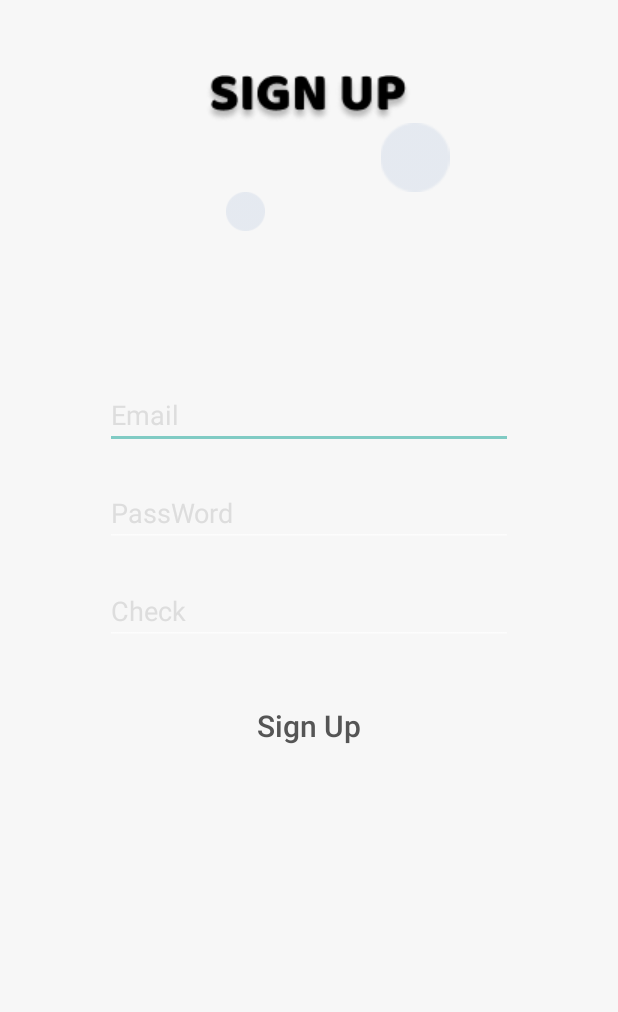
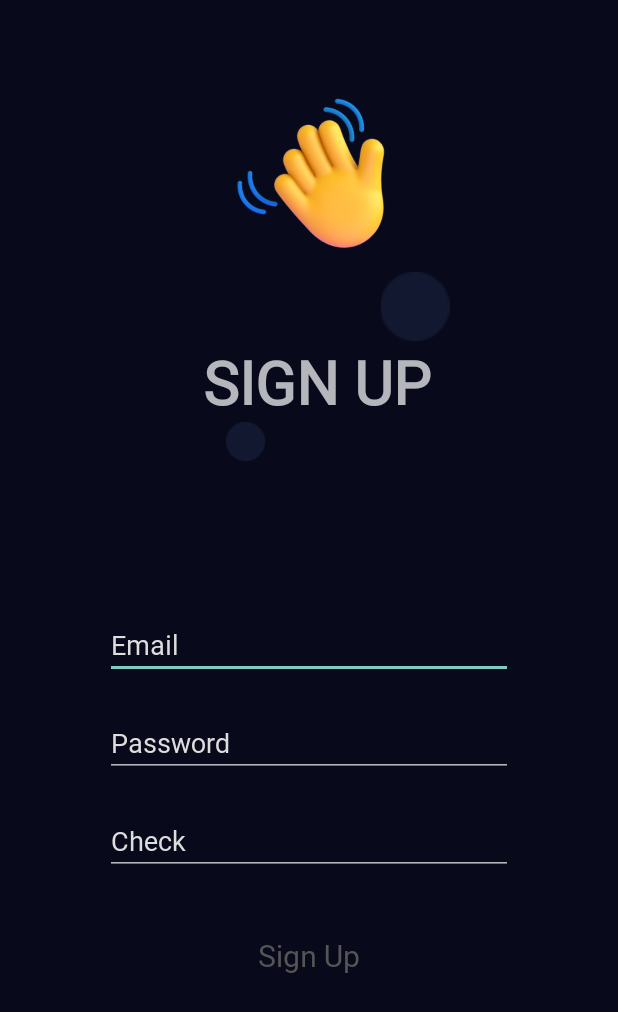
Before and after one commit to tun111-jun/VSMR, an Android app: the Sign_up screen opened directly, with no data from a screen before it, on a phone screen of 412 x 824 dp. Shown: the top 1012 px of the screen. Run offline under Robolectric (Android 15) with nearby library versions, the phone set to English and light mode, and no system bars; our stand-ins replace Firebase (no records; nobody signed in at launch, a user with empty details on screens opened directly).

Commit message:
UI변경

```diff
--- a/app/src/main/res/drawable/roundborder.xml
+++ b/app/src/main/res/drawable/roundborder.xml
@@ -1,8 +1,9 @@
 <?xml version="1.0" encoding="utf-8"?>
 <shape xmlns:android="http://schemas.android.com/apk/res/android">
-    <solid android:color="#E7EAF6"/>
+<!--    <solid android:color="#E7EAF6"/>-->
+    <solid android:color="@color/yellow"/>
 
-    <stroke android:width="3dip" android:color="#E7EAF6" />
+<!--    <stroke android:width="3dip" android:color="#E7EAF6" />-->
     <corners android:radius="10dp"/>
     <padding android:left="3dip" android:top="3dip" android:right="3dip" android:bottom="3dip" />
 
--- a/app/src/main/res/drawable/roundborder2.xml
+++ b/app/src/main/res/drawable/roundborder2.xml
@@ -1,7 +1,8 @@
 <?xml version="1.0" encoding="utf-8"?>
 <shape xmlns:android="http://schemas.android.com/apk/res/android">
-    <solid android:color="#F7F7F7"/>
-    <stroke android:width="5dip" android:color="#E7EAF6" />
+<!--    <solid android:color="#F7F7F7"/>-->
+    <solid android:color="@color/background"/>
+<!--    <stroke android:width="5dip" android:color="#E7EAF6" />-->
     <corners android:radius="10dp"/>
     <padding android:left="3dip" android:top="3dip" android:right="3dip" android:bottom="3dip" />
 </shape>
--- a/app/src/main/res/layout/connectserver.xml
+++ b/app/src/main/res/layout/connectserver.xml
@@ -16,10 +16,10 @@
         android:layout_centerInParent="true"/>
 
     <ProgressBar
+        android:id="@+id/progressBar"
         android:layout_width="wrap_content"
         android:layout_height="wrap_content"
-        android:id="@+id/progressBar"
-        android:layout_centerInParent="true"/>
+        android:layout_centerInParent="true" />
 
 
 </RelativeLayout>
--- a/app/src/main/res/layout/signup.xml
+++ b/app/src/main/res/layout/signup.xml
@@ -6,23 +6,32 @@
 
 
     <ImageView
-        android:id="@+id/logo"
-        android:layout_width="wrap_content"
-        android:layout_height="wrap_content"
-        android:layout_marginTop="50dp"
-        android:background="#00ff0000"
-        android:layout_gravity="center"
-        android:src="@drawable/signup"
-        />
+        android:layout_width="113dp"
+        android:layout_height="131dp"
+        android:src="@drawable/waving_hand"
+        android:layout_marginLeft="150dp"
+        android:layout_marginTop="50dp"/>
+
     <ImageView
         android:id="@+id/effect1"
         android:layout_width="53dp"
         android:layout_height="46dp"
-
         android:layout_marginLeft="250dp"
         android:alpha="0.3"
         android:src="@drawable/effect"
         />
+
+    <TextView
+        android:layout_width="wrap_content"
+        android:layout_height="wrap_content"
+        android:fontFamily="@font/pretendard"
+        android:text="SIGN UP"
+        android:textSize="40dp"
+        android:layout_marginLeft="135dp"
+        android:textStyle="bold"
+        />
+
+
     <ImageView
         android:id="@+id/effect2"
         android:layout_width="27dp"
@@ -47,7 +56,8 @@
         android:textColor="@color/mid_Gray"
         android:layout_marginLeft="70dp"
         android:layout_marginRight="70dp"
-        android:layout_marginTop="100dp"/>
+        android:layout_marginTop="100dp"
+        android:fontFamily="@font/pretendard"/>
 
     <EditText
         android:id="@+id/password"
@@ -55,12 +65,13 @@
         android:layout_height="wrap_content"
         android:ems="10"
         android:inputType="textPassword"
-        android:hint = "PassWord"
+        android:hint = "Password"
         android:textColorHint="@color/Light_Gray"
         android:textColor="@color/mid_Gray"
         android:layout_marginTop="20dp"
         android:layout_marginLeft="70dp"
-        android:layout_marginRight="70dp"/>
+        android:layout_marginRight="70dp"
+        android:fontFamily="@font/pretendard"/>
 
     <EditText
         android:id="@+id/Password_check"
@@ -75,6 +86,7 @@
         android:layout_marginLeft="70dp"
         android:layout_marginRight="70dp"
         android:layout_marginBottom="30dp"
+        android:fontFamily="@font/pretendard"
         />
 
     <Button
@@ -89,6 +101,7 @@
         android:layout_marginRight="70dp"
         android:layout_marginLeft="70dp"
         android:layout_marginBottom="20dp"
+        android:fontFamily="@font/pretendard"
         />
 
 
--- a/app/src/main/res/values/colors.xml
+++ b/app/src/main/res/values/colors.xml
@@ -10,7 +10,8 @@
     <color name="white">#FFFFFFFF</color>
     <color name="Light_Gray">#DDDDDD</color>
     <color name="mid_Gray">#999999</color>
-    <color name="background">#F7F7F7</color>
+    <color name="yellow">#F5CE45</color>
+    <color name="background">#080A1C</color>
     <color name="fill">#E7EAF6</color>
     <color name="out">#A2A8D3</color>
     <color name="text">#D9141414</color>
```
Also changed, not shown: app/src/main/res/drawable/ed_edit.xml (added, +28 -0 lines), app/src/main/res/font/fontstyle.xml (+10 -0 lines), app/src/main/res/layout/activity_main.xml (+15 -12 lines), app/src/main/res/layout/activity_picture.xml (+31 -19 lines), app/src/main/res/layout/activity_vaval_edit_page.xml (+16 -16 lines), app/src/main/res/layout/findpassword.xml (+20 -8 lines), app/src/main/res/layout/home.xml (+29 -15 lines), app/src/main/res/layout/login.xml (+44 -23 lines), app/src/main/res/drawable/filtering.png (added), app/src/main/res/drawable/img_1.png (added), app/src/main/res/drawable/locked_with_key.png (added), app/src/main/res/drawable/thinking_face.png (added), app/src/main/res/drawable/waving_hand.png (added), 2 other files. Lines whose indentation alone changed are shown as unchanged.
